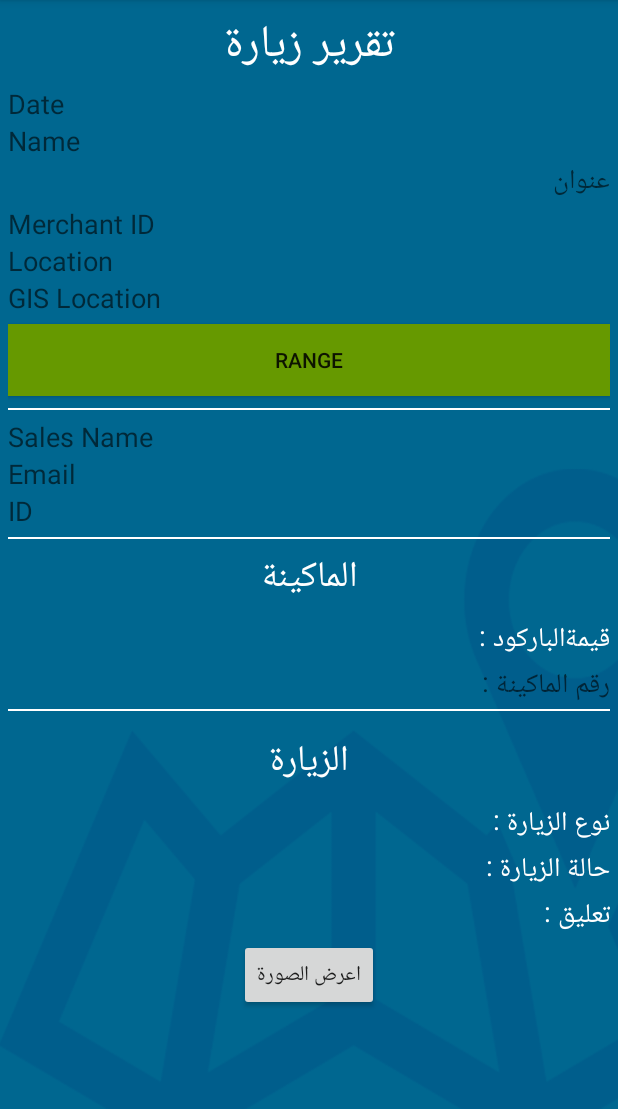
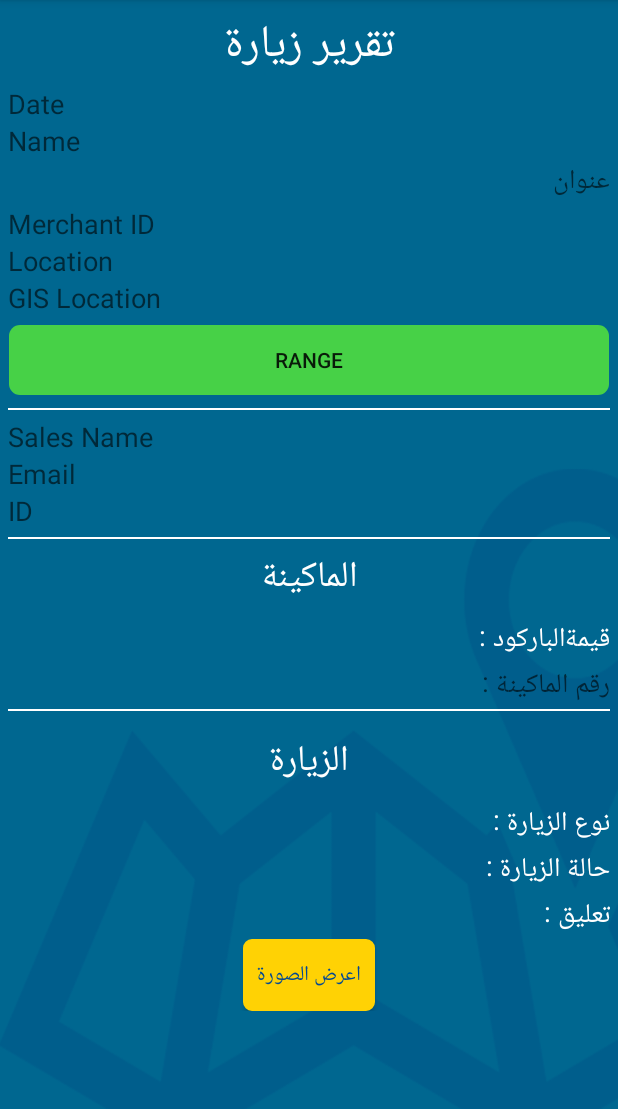
Before and after one commit to ahmedelkashef/fawryfinal, an Android app: the ViewReportActivity screen opened directly, with no data from a screen before it, on a phone screen of 412 x 824 dp, the part 84-1193 px from its top. Run offline under Robolectric (Android 15) with nearby library versions, the phone set to English and light mode, and no system bars; our stand-ins replace Picasso; pictures from the network do not load; 18 statements that could not run were skipped.

Commit message:
change button colors

```diff
--- a/app/src/main/java/com/example/cloudypedia/fawrysurveillanceapp/Activites/SignInActivity.java
+++ b/app/src/main/java/com/example/cloudypedia/fawrysurveillanceapp/Activites/SignInActivity.java
@@ -75,7 +75,7 @@ public class SignInActivity extends AppCompatActivity implements
         // profile. ID and basic profile are included in DEFAULT_SIGN_IN.
        gso = new GoogleSignInOptions.Builder(GoogleSignInOptions.DEFAULT_SIGN_IN)
                .requestIdToken(AppConstants.SERVER_CLIENT_ID)
-                .requestEmail()
+               .requestEmail()
                .requestProfile()
    //     .requestServerAuthCode(AppConstants.SERVER_CLIENT_ID)
                 .build();
@@ -211,7 +211,7 @@ public class SignInActivity extends AppCompatActivity implements
 
     private void updateUI(boolean signedIn) {
         if (signedIn) {
-            mStatusTextView.setText(getString(R.string.signed_in_fmt) + Utility.getPreferredName(this));
+            mStatusTextView.setText(getString(R.string.signed_in_fmt) +" "+ Utility.getPreferredName(this));
             findViewById(R.id.sign_in_button).setVisibility(View.GONE);
             findViewById(R.id.sign_out_and_disconnect).setVisibility(View.VISIBLE);
         } else {
--- a/app/src/main/java/com/example/cloudypedia/fawrysurveillanceapp/Activites/ViewReportActivity.java
+++ b/app/src/main/java/com/example/cloudypedia/fawrysurveillanceapp/Activites/ViewReportActivity.java
@@ -81,7 +81,7 @@ public class ViewReportActivity extends AppCompatActivity {
         range = (Button) findViewById(R.id.toggleButton);
 
         if (Double.parseDouble(report.getRange()) > 100.0) {
-            range.setBackgroundColor(Color.RED);
+            range.setBackgroundResource(R.drawable.buttonshapered);
         }
 
         range.setText("المسافة : " + report.getRange() + " متر");
--- a/app/src/main/java/com/example/cloudypedia/fawrysurveillanceapp/Dialogs/Alert_Dialog.java
+++ b/app/src/main/java/com/example/cloudypedia/fawrysurveillanceapp/Dialogs/Alert_Dialog.java
@@ -91,12 +91,12 @@ public class Alert_Dialog extends DialogFragment {
                         };
 
                         Handler pdCanceller = new Handler();
-                        pdCanceller.postDelayed(progressRunnable, 6000);
+                        pdCanceller.postDelayed(progressRunnable, 20000);
                      ;
                         progressDialog.setOnCancelListener(new DialogInterface.OnCancelListener() {
                             @Override
                             public void onCancel(DialogInterface dialog) {
-                                reportActivity.finish();
+                                //reportActivity.finish();
                             }
                         });
 
--- a/app/src/main/java/com/example/cloudypedia/fawrysurveillanceapp/Utility.java
+++ b/app/src/main/java/com/example/cloudypedia/fawrysurveillanceapp/Utility.java
@@ -449,6 +449,10 @@ public class Utility {
             //user id token
 
             String employeeId = jsonObject.getString("employeeId");
+            if(employeeId.equals("null"))
+            {
+                employeeId = "";
+            }
             Utility.setPreferredId(context,employeeId);
 
             Utility.setStringPreference(context, Utility.PREFS_USER_ID_TOKEN,
--- /dev/null
+++ b/app/src/main/res/drawable/buttonshape.xml
@@ -0,0 +1,16 @@
+<?xml version="1.0" encoding="utf-8"?>
+<shape xmlns:android="http://schemas.android.com/apk/res/android"
+    android:shape="rectangle">
+    <!--    <gradient
+            android:startColor="@android:drawable/screen_background_light_transparent"
+            android:endColor="@android:drawable/screen_background_light_transparent"
+            android:angle="270"/>-->
+
+    <corners
+        android:bottomRightRadius="5dp"
+        android:bottomLeftRadius="5dp"
+        android:topLeftRadius="5dp"
+        android:topRightRadius="5dp"/>
+    <solid android:color="@color/button_background" />
+    <stroke android:width="1dp"  android:color="@color/button_background" />
+</shape>
--- /dev/null
+++ b/app/src/main/res/drawable/buttonshape2.xml
@@ -0,0 +1,16 @@
+<?xml version="1.0" encoding="utf-8"?>
+<shape xmlns:android="http://schemas.android.com/apk/res/android"
+    android:shape="rectangle">
+    <!--    <gradient
+            android:startColor="@android:drawable/screen_background_light_transparent"
+            android:endColor="@android:drawable/screen_background_light_transparent"
+            android:angle="270"/>-->
+
+    <corners
+        android:bottomRightRadius="7dp"
+        android:bottomLeftRadius="7dp"
+        android:topLeftRadius="7dp"
+        android:topRightRadius="7dp"/>
+    <solid android:color="#47d147" />
+    <stroke android:width="1dp"  android:color="@android:color/transparent" />
+</shape>
--- /dev/null
+++ b/app/src/main/res/drawable/buttonshapered.xml
@@ -0,0 +1,13 @@
+<?xml version="1.0" encoding="utf-8"?>
+<shape xmlns:android="http://schemas.android.com/apk/res/android"
+    android:shape="rectangle">
+
+
+    <corners
+        android:bottomRightRadius="7dp"
+        android:bottomLeftRadius="7dp"
+        android:topLeftRadius="7dp"
+        android:topRightRadius="7dp"/>
+    <solid android:color="#ff4d4d" />
+    <stroke android:width="1dp"  android:color="@android:color/transparent" />
+</shape>
--- a/app/src/main/res/layout/view_report.xml
+++ b/app/src/main/res/layout/view_report.xml
@@ -97,7 +97,7 @@
                 android:layout_height="wrap_content"
                 android:text="Range"
                 android:id="@+id/toggleButton"
-                android:background="@android:color/holo_green_dark" />
+                android:background="@drawable/buttonshape2" />
 
             <View
                 android:layout_width="match_parent"
@@ -268,7 +268,10 @@
                        android:layout_height="wrap_content"
                        android:id="@+id/show_photo_btn"
                        android:text="اعرض الصورة"
-                       android:layout_gravity="center" />
+                       android:layout_gravity="center"
+                       android:background="@drawable/buttonshape"
+                       android:textColor="@color/button_text_color"
+                       />
                 </LinearLayout>
 
             </LinearLayout>
--- a/app/src/main/res/values/colors.xml
+++ b/app/src/main/res/values/colors.xml
@@ -2,7 +2,7 @@
 <resources>
     <color name="colorPrimary">#0987bd</color>
 <!--    <color name="colorPrimary">#3F51B5</color>-->
-    <color name="colorPrimaryDark">#303F9F</color>
+    <color name="colorPrimaryDark">#0987bd</color>
     <color name="colorAccent">#FF4081</color>
     <color name="my_spinner_text_color">@android:color/holo_orange_light</color>
     <color name="blue_grey_500">#607D8B</color>
@@ -14,6 +14,7 @@
     <color name="date_color_text">#329fd6</color>
     <color name="background_color">#ffd200</color>
     <color name="text_color">#ffffff</color>
-
+    <color name="button_background">#ffd204</color>
+    <color name="button_text_color">#024894</color>
 
 </resources>
```
Also changed, not shown: app/src/main/java/com/example/cloudypedia/fawrysurveillanceapp/Activites/ReportActivity.java (+30 -8 lines), app/src/main/res/layout/activity_vists.xml (+9 -3 lines), app/src/main/res/layout/reportlayout.xml (+17 -6 lines).
